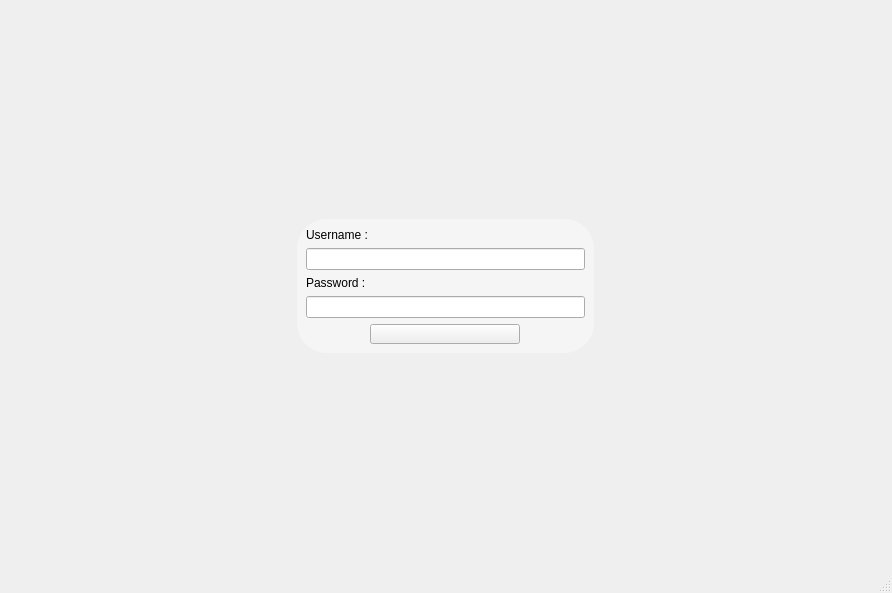
Qt form mainwindow.ui (ZeddZull/psa) before a commit.
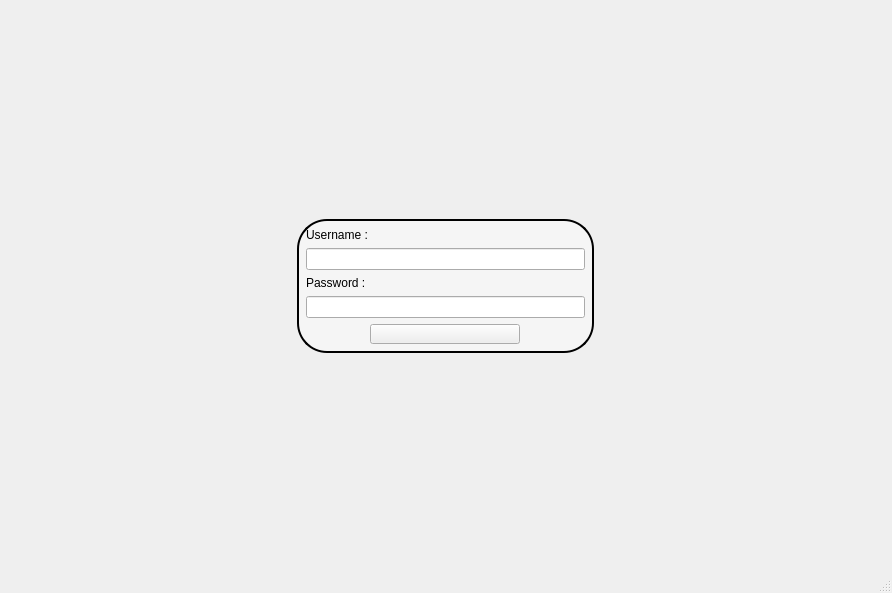
The same form after that commit. Icons and pictures are not drawn.

What changed in the file:
```diff
--- a/mainwindow.ui
+++ b/mainwindow.ui
@@ -77,6 +77,7 @@
     background-color: rgba(255,255,255,100);
     border-radius: 30px;
     font-weight: bolder;
+	border: 2px solid black;
 }</string>
              </property>
              <layout class="QVBoxLayout" name="verticalLayoutCentre" stretch="0,0,0,0,0,0,0,0">
```
Left out of the diff: 2 changed lines with no effect on the pictures.
